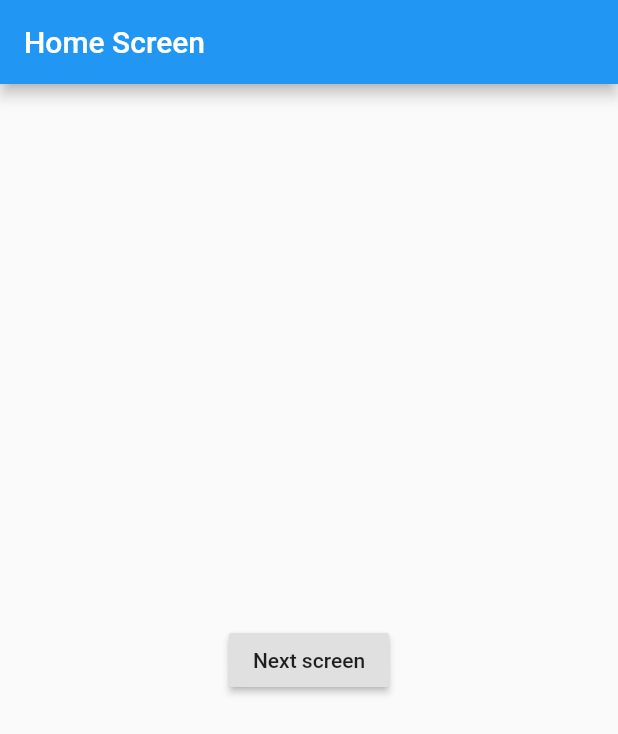
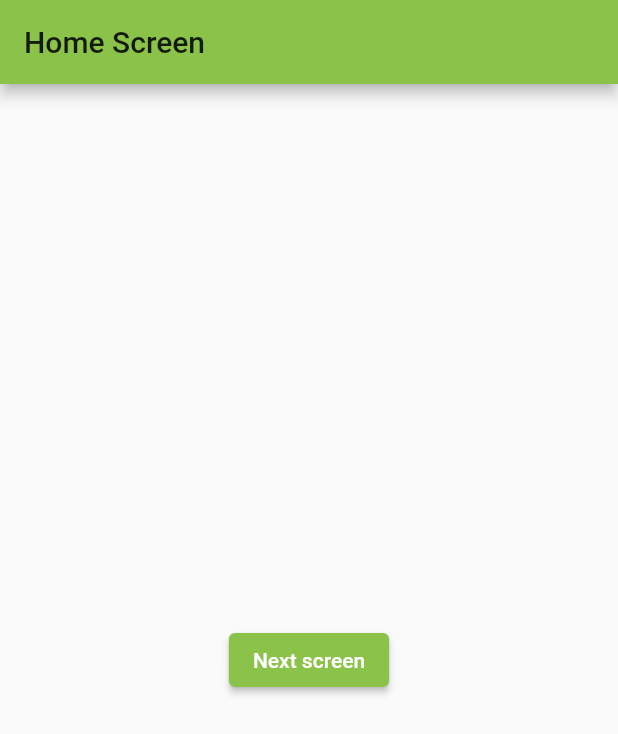
Before and after one commit to harsha973/flutter-tests-demo, a Flutter app: the screen it shows after launch, on a phone screen of 412 x 824 dp. Shown: the top 734 px of the screen. Run offline on Flutter 3.47's test engine with Material 2 defaults, Android fonts, the phone set to English and light mode, and no system bars.

Commit message:
Req #custom_button - Crated AppRaisedButton which comes with default color and has a Circular right and left shape

```diff
--- /dev/null
+++ b/lib/app_colors.dart
@@ -0,0 +1,7 @@
+import 'package:flutter/material.dart';
+
+class AppColors {
+  static const primaryDark = Colors.green;
+  static const primary = Colors.lightGreen;
+  static const accent = Colors.lightGreenAccent;
+}
--- /dev/null
+++ b/lib/app_raised_button.dart
@@ -0,0 +1,46 @@
+import 'package:flutter/material.dart';
+import 'package:flutter_tests/app_colors.dart';
+
+import 'dimens.dart';
+
+class AppRaisedButton extends StatelessWidget {
+  final String title;
+  final ShapeBorder shapeBorder;
+  final VoidCallback onPressed;
+  final EdgeInsets padding;
+
+  AppRaisedButton({
+    Key key,
+    @required String title,
+    @required VoidCallback onPressed,
+    ShapeBorder shapeBorder,
+    EdgeInsets padding
+  })  : assert(onPressed != null),
+        assert(title != null),
+        this.onPressed = onPressed,
+        this.title = title,
+        this.shapeBorder = shapeBorder,
+        this.padding = padding,
+        super(key: key);
+
+  @override
+  Widget build(BuildContext context) {
+    return RaisedButton (
+        child: Padding(
+          padding: _buildEdgeInsets(),
+          child: Text(title),
+        ),
+        color: AppColors.primary,
+        textColor: Colors.white,
+        shape: _shapeBorder(),
+        onPressed: () => { onPressed() }
+    );
+  }
+
+  EdgeInsets _buildEdgeInsets() => padding ?? EdgeInsets.zero;
+
+  ShapeBorder _shapeBorder() => shapeBorder ?? RoundedRectangleBorder (
+      borderRadius: BorderRadius.circular(Dimens.button_corner_radius)
+  );
+
+}
--- /dev/null
+++ b/lib/dimens.dart
@@ -0,0 +1,3 @@
+class Dimens {
+  static const button_corner_radius = 4.0;
+}
--- a/lib/main.dart
+++ b/lib/main.dart
@@ -1,4 +1,6 @@
 import 'package:flutter/material.dart';
+import 'package:flutter_tests/app_colors.dart';
+import 'package:flutter_tests/app_raised_button.dart';
 import 'package:flutter_tests/routes.dart';
 
 void main() => runApp(MyApp());
@@ -8,7 +10,7 @@ class MyApp extends StatelessWidget {
   Widget build(BuildContext context) {
     return MaterialApp(
       title: 'Testing App',
-      theme: ThemeData(primarySwatch: Colors.blue,),
+      theme: ThemeData(primarySwatch: AppColors.primary,),
       routes: Routes.routes(),
     );
   }
@@ -23,8 +25,8 @@ class HomePage extends StatelessWidget {
     return Scaffold(
       appBar: AppBar(title: Text(title),),
       body: Center(
-        child: RaisedButton(
-          child: Text('Next screen'),
+        child: AppRaisedButton(
+          title: 'Next screen',
           onPressed: () {
             _onTapped(context);
           },
```
